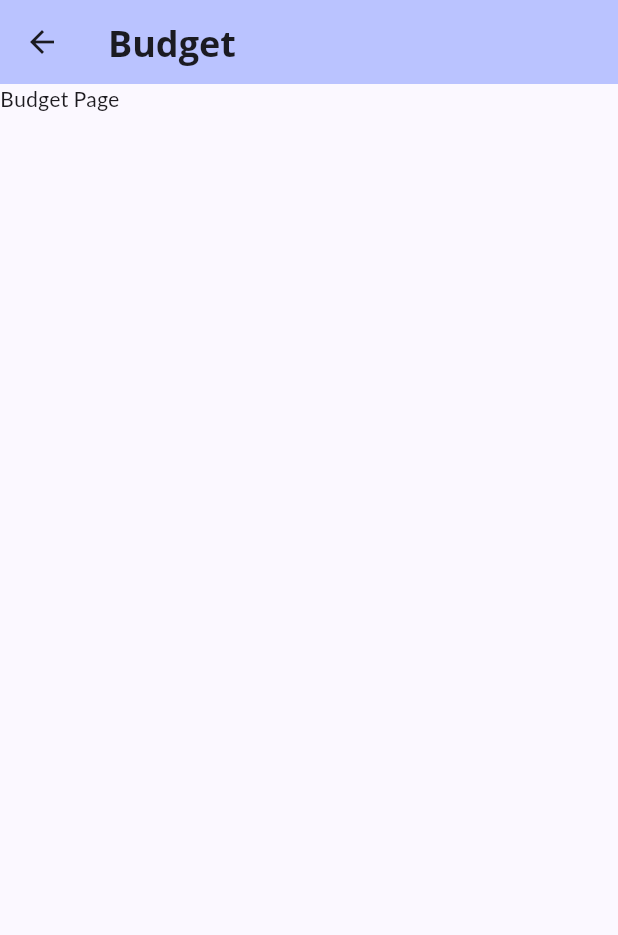
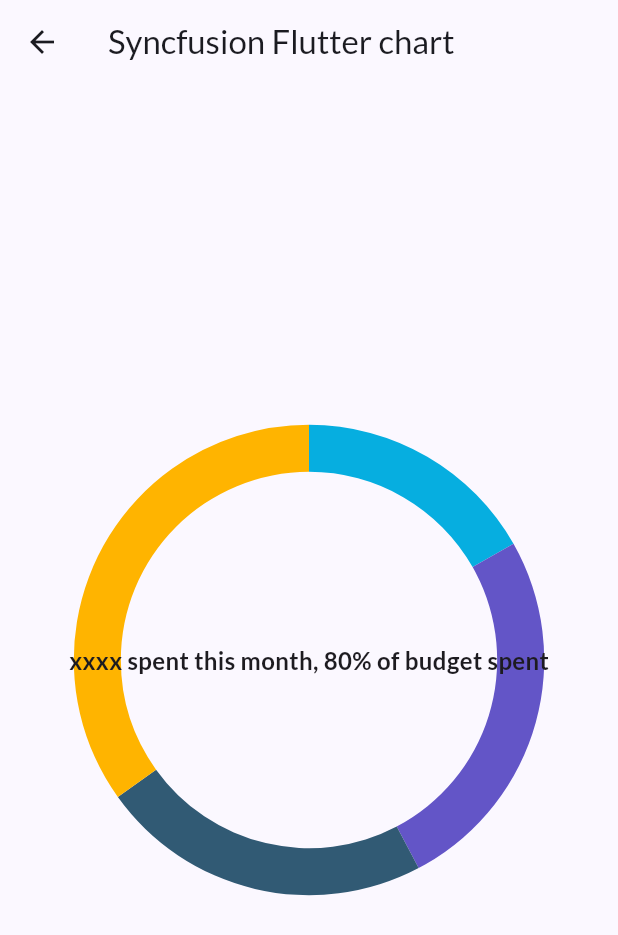
Before and after one commit to jamielfh/soen357-kapat, a Flutter app: the BudgetPage screen opened directly, on a phone screen of 412 x 824 dp. Shown: the top 935 px of the screen. Run offline on Flutter 3.47's test engine with Material 3 defaults, Android fonts, the phone set to English and light mode, and no system bars; our stand-ins replace google_fonts, syncfusion_flutter_charts; network calls fail.

Commit message:
added donut chart to budget page

```diff
--- a/flutter/lib/budget/budget.dart
+++ b/flutter/lib/budget/budget.dart
@@ -1,5 +1,7 @@
 import 'package:flutter/material.dart';
 import 'package:google_fonts/google_fonts.dart';
+import 'package:flutter/material.dart';
+import 'package:syncfusion_flutter_charts/charts.dart';
 
 class BudgetPage extends StatefulWidget {
   const BudgetPage({super.key});
@@ -11,27 +13,56 @@ class BudgetPage extends StatefulWidget {
   @override
   State<BudgetPage> createState() => _BudgetPageState();
 }
+class _ChartData {
+  _ChartData(this.x, this.y);
 
+  final String x;
+  final double y;
+}
 class _BudgetPageState extends State<BudgetPage> {
+  late List<_ChartData> data;
+  late TooltipBehavior _tooltip;
+
+  @override
+  void initState() {
+    super.initState();
+    data = [
+      _ChartData('David', 25),
+      _ChartData('Steve', 38),
+      _ChartData('Jack', 34),
+      _ChartData('Others', 52)
+    ];
+    _tooltip = TooltipBehavior(enable: true);
+  }
+
   @override
   Widget build(BuildContext context) {
-    // This method is rerun every time setState is called
-    //
-    // The Flutter framework has been optimized to make rerunning build methods
-    // fast, so that you can just rebuild anything that needs updating rather
-    // than having to individually change instances of widgets.
     return Scaffold(
-        appBar: AppBar(
-        backgroundColor: Theme.of(context).colorScheme.inversePrimary,
-        title: Text(
-                "Budget",
-                style: TextStyle(
-                  fontSize: 24,
-                  fontFamily: GoogleFonts.openSans().fontFamily,
-                  fontWeight: FontWeight.bold),
+      appBar: AppBar(
+        title: const Text('Syncfusion Flutter chart'),
+      ),
+      body: Stack(
+        children: [
+          SfCircularChart(
+            tooltipBehavior: _tooltip,
+            series: <CircularSeries<dynamic, dynamic>>[
+              DoughnutSeries<_ChartData, String>(
+                dataSource: data,
+                xValueMapper: (_ChartData data, _) => data.x,
+                yValueMapper: (_ChartData data, _) => data.y,
+                innerRadius: '80%',
+                name: 'Gold',
+              ),
+            ],
+          ),
+          Center(
+            child: Text(
+              'xxxx spent this month, 80% of budget spent',
+              style: TextStyle(fontSize: 16, fontWeight: FontWeight.bold),
             ),
-        ),
-      body: Text("Budget Page")
+          ),
+        ],
+      ),
     );
   }
 }
--- a/flutter/pubspec.yaml
+++ b/flutter/pubspec.yaml
@@ -36,6 +36,8 @@ dependencies:
   # Use with the CupertinoIcons class for iOS style icons.
   cupertino_icons: ^1.0.2
   google_fonts: ^6.1.0
+  syncfusion_flutter_charts:
+    path: flutter-widgets/packages/syncfusion_flutter_charts
 
 dev_dependencies:
   flutter_test:
```
Also changed, not shown: flutter/pubspec.lock.
